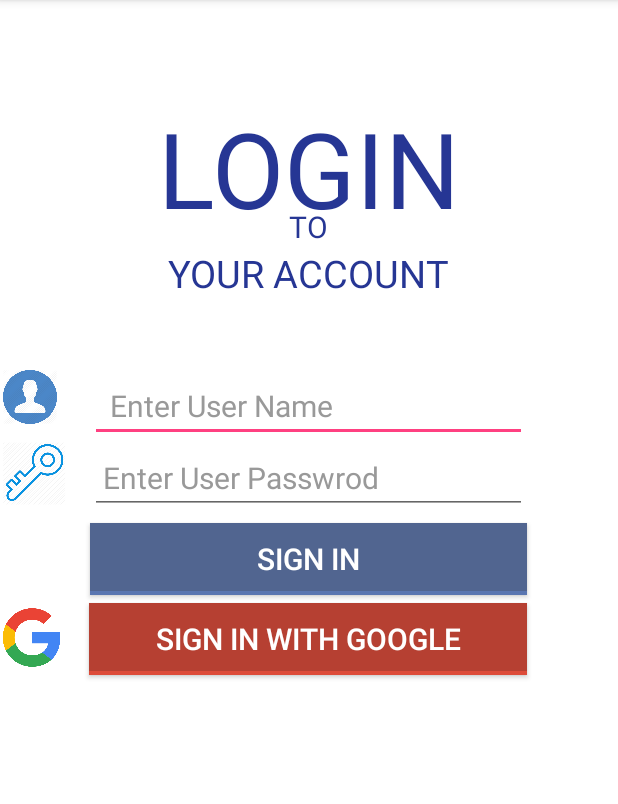
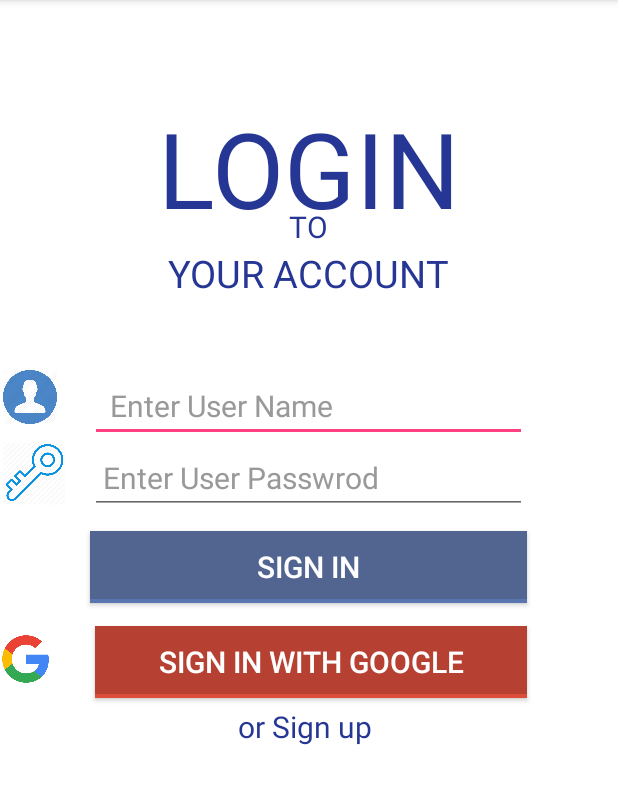
Before and after one commit to anissiam/Job, an Android app: the Login_Emp_Activity screen opened directly, with no data from a screen before it, on a phone screen of 412 x 824 dp, the part 84-888 px from its top. Run offline under Robolectric (Android 15) with nearby library versions, the phone set to English and light mode, and no system bars.

Commit message:
logon activity

```diff
--- a/app/src/main/AndroidManifest.xml
+++ b/app/src/main/AndroidManifest.xml
@@ -27,7 +27,8 @@
         </activity>
         <activity android:name=".showAllJopsActivity" />
         <activity android:name=".Select_comp_emp" />
-        <activity android:name=".Login_Emp_Activity"></activity>
+        <activity android:name=".Login_Emp_Activity" />
+        <activity android:name=".SignUpActivity"></activity>
     </application>
 
 </manifest>
--- a/app/src/main/java/com/example/aniss/jobs/Login_Emp_Activity.java
+++ b/app/src/main/java/com/example/aniss/jobs/Login_Emp_Activity.java
@@ -2,6 +2,7 @@ package com.example.aniss.jobs;
 
 import android.support.v7.app.AppCompatActivity;
 import android.os.Bundle;
+import android.view.View;
 
 public class Login_Emp_Activity extends AppCompatActivity {
 
@@ -11,4 +12,13 @@ public class Login_Emp_Activity extends AppCompatActivity {
         setContentView(R.layout.activity_login__emp_);
 
     }
+
+    public void signUp(View view) {
+    }
+
+    public void signIn(View view) {
+    }
+
+    public void signInWithGoogle(View view) {
+    }
 }
--- a/app/src/main/java/com/example/aniss/jobs/MainActivity.java
+++ b/app/src/main/java/com/example/aniss/jobs/MainActivity.java
@@ -65,4 +65,4 @@ public class MainActivity extends AppCompatActivity {
                 }
             });
         }
-}
+    }
--- /dev/null
+++ b/app/src/main/java/com/example/aniss/jobs/SignUpActivity.java
@@ -0,0 +1,13 @@
+package com.example.aniss.jobs;
+
+import android.support.v7.app.AppCompatActivity;
+import android.os.Bundle;
+
+public class SignUpActivity extends AppCompatActivity {
+
+    @Override
+    protected void onCreate(Bundle savedInstanceState) {
+        super.onCreate(savedInstanceState);
+        setContentView(R.layout.activity_sign_up);
+    }
+}
--- a/app/src/main/res/layout/activity_login__emp_.xml
+++ b/app/src/main/res/layout/activity_login__emp_.xml
@@ -1,7 +1,7 @@
 <RelativeLayout xmlns:android="http://schemas.android.com/apk/res/android"
     xmlns:app="http://schemas.android.com/apk/res-auto"
     xmlns:tools="http://schemas.android.com/tools" android:layout_width="match_parent"
-    android:layout_height="match_parent"  tools:context=".MainActivity"
+    android:layout_height="match_parent"  tools:context=".Login_Emp_Activity"
     android:background="#fff">
 
     <View
@@ -46,7 +46,6 @@
         android:id="@+id/textView3"
         android:layout_below="@+id/textView2"
         android:layout_centerHorizontal="true" />
-
     <EditText
         android:id="@+id/editText"
         android:layout_width="291dp"
@@ -56,22 +55,21 @@
         android:layout_marginLeft="20dp"
         android:layout_marginRight="20dp"
         android:layout_marginTop="47dp"
-
         android:hint="  Enter User Name"
-        android:textColor="#FFFFFF"
+        android:textColor="#0e2535"
         android:textColorHint="#999999"
-        android:textSize="20sp" />
-
+        android:textSize="20sp"
+        android:inputType="" />
     <EditText
         android:layout_width="wrap_content"
         android:layout_height="wrap_content"
         android:inputType="textPassword"
         android:ems="10"
         android:hint=" Enter User Passwrod"
-
+        android:layout_marginBottom="5dp"
         android:textSize="20sp"
         android:textColorHint="#999999"
-        android:textColor="#FFFFFF"
+        android:textColor="#0e2535"
         android:id="@+id/editText2"
         android:layout_below="@+id/editText"
         android:layout_alignLeft="@+id/editText"
@@ -89,30 +87,16 @@
         android:id="@+id/button3"
         android:layout_below="@+id/editText2"
         android:layout_marginTop="6dp"
+        android:layout_marginBottom="10dp"
         android:layout_alignLeft="@+id/editText2"
         android:layout_alignStart="@+id/editText2"
         android:layout_alignRight="@+id/editText2"
-        android:layout_alignEnd="@+id/editText2" />
-
-    <TextView
-        android:layout_width="wrap_content"
-        android:layout_height="wrap_content"
-        android:textAppearance="?android:attr/textAppearanceSmall"
-        android:text="Android | Lollipop | Material | Yasir | Ameen | Login | Design | Activity | Blog | Facebook | Google | Kitkat | Marshmallow | Google"
-        android:textColor="#FFFFFF"
-        android:alpha="0.6"
-        android:id="@+id/textView4"
-        android:gravity="center_horizontal"
-        android:layout_alignParentBottom="true"
-        android:layout_marginBottom="41dp"
-        android:layout_alignRight="@+id/button3"
-        android:layout_alignEnd="@+id/button3"
-        android:layout_alignLeft="@+id/button3"
-        android:layout_alignStart="@+id/button3" />
+        android:layout_alignEnd="@+id/editText2"
+        android:onClick="signIn"/>
 
     <Button
         android:id="@+id/button"
-        android:layout_width="292dp"
+        android:layout_width="288dp"
         android:layout_height="wrap_content"
         android:layout_alignEnd="@+id/button3"
         android:layout_alignRight="@+id/button3"
@@ -122,33 +106,41 @@
         android:layout_marginTop="5dp"
         android:layout_toRightOf="@+id/button2"
         android:background="@drawable/google_btn_drawable"
+        android:onClick="signInWithGoogle"
         android:text="SIGN IN WITH GOOGLE"
         android:textColor="@android:color/white"
         android:textSize="20sp" />
-
+    <TextView
+        android:id="@+id/SignUp"
+        android:layout_width="wrap_content"
+        android:layout_height="wrap_content"
+        android:layout_below="@+id/button"
+        android:layout_centerHorizontal="true"
+        android:text="or Sign up "
+        android:layout_marginTop="5dp"
+        android:textColor="#263694"
+        android:textSize="20dp"
+        android:onClick="signUp"/>
     <ImageView
         android:id="@+id/imageView3"
         android:layout_width="40dp"
         android:layout_height="36dp"
-
         android:layout_alignTop="@+id/editText"
         app:srcCompat="@drawable/use" />
-
     <ImageView
         android:id="@+id/imageView4"
         android:layout_width="45dp"
         android:layout_height="42dp"
-
         android:layout_below="@+id/editText"
         app:srcCompat="@drawable/password" />
-
     <ImageView
         android:id="@+id/imageView5"
-        android:layout_width="42dp"
-        android:layout_height="46dp"
+        android:layout_width="34dp"
+        android:layout_height="44dp"
         android:layout_alignTop="@+id/button"
+        android:layout_marginRight="10dp"
+        app:srcCompat="@drawable/google" />
 
 
-        app:srcCompat="@drawable/google" />
 
 </RelativeLayout>
--- /dev/null
+++ b/app/src/main/res/layout/activity_sign_up.xml
@@ -0,0 +1,9 @@
+<?xml version="1.0" encoding="utf-8"?>
+<android.support.constraint.ConstraintLayout xmlns:android="http://schemas.android.com/apk/res/android"
+    xmlns:app="http://schemas.android.com/apk/res-auto"
+    xmlns:tools="http://schemas.android.com/tools"
+    android:layout_width="match_parent"
+    android:layout_height="match_parent"
+    tools:context=".SignUpActivity">
+
+</android.support.constraint.ConstraintLayout>
```
